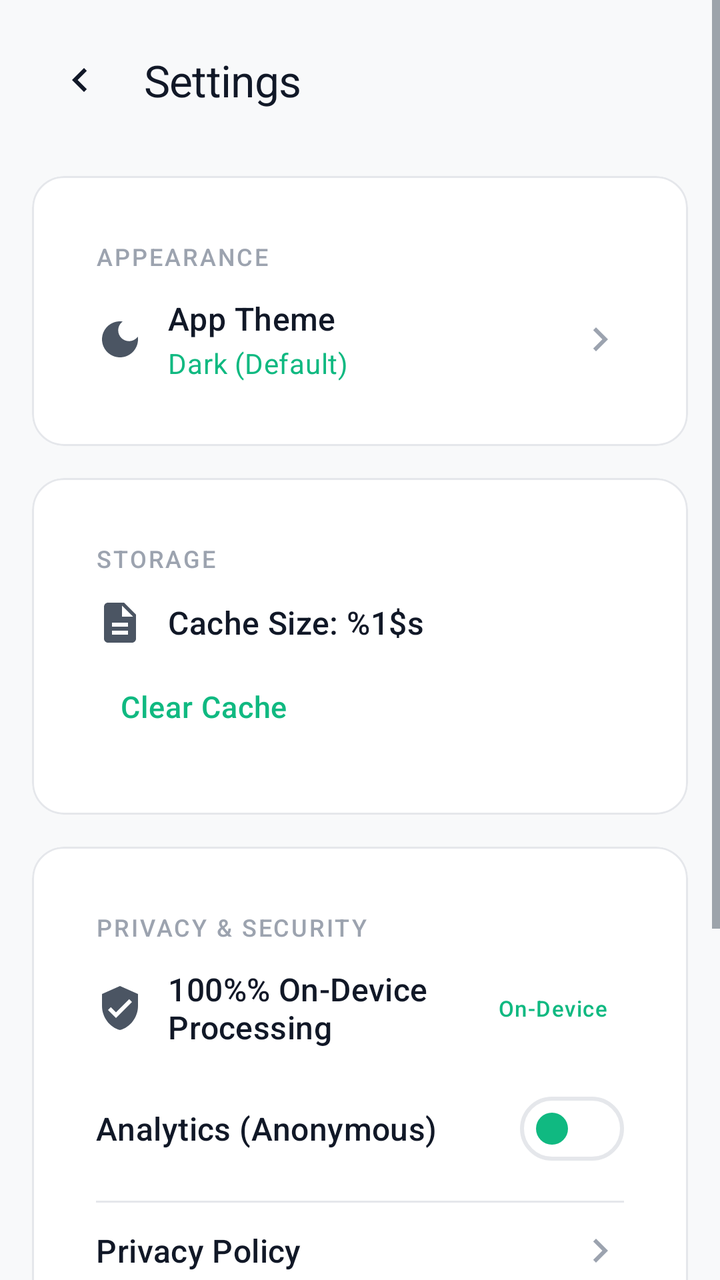
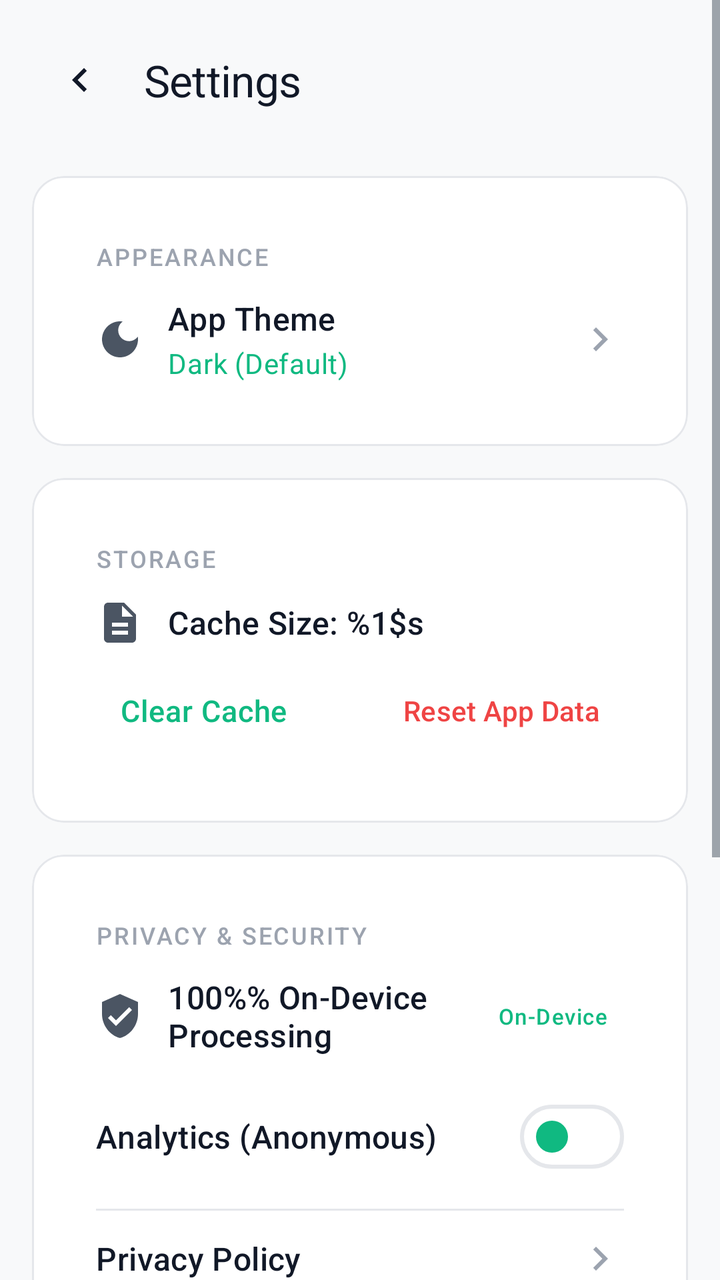

Screens rendered from an Android XML layout before and after an edit, with the pre-edit source and the edit as a unified diff.
<!-- AndroidManifest.xml: application theme Theme.AnScanner -->
<!-- res/layout/fragment_settings.xml -->
<?xml version="1.0" encoding="utf-8"?>
<ScrollView xmlns:android="http://schemas.android.com/apk/res/android"
    xmlns:app="http://schemas.android.com/apk/res-auto"
    android:layout_width="match_parent"
    android:layout_height="match_parent"
    android:fillViewport="true"
    android:background="@color/background_primary">

    <LinearLayout
        android:layout_width="match_parent"
        android:layout_height="wrap_content"
        android:orientation="vertical"
        android:padding="@dimen/spacing_lg">

        
        <LinearLayout
            android:layout_width="match_parent"
            android:layout_height="wrap_content"
            android:orientation="horizontal"
            android:gravity="center_vertical">

            <ImageButton
                android:id="@+id/btnBack"
                android:layout_width="48dp"
                android:layout_height="48dp"
                android:background="?attr/selectableItemBackgroundBorderless"
                android:contentDescription="@string/cd_back_button"
                android:src="@drawable/ic_chevron_right"
                android:rotation="180"
                app:tint="@color/text_primary" />

            <TextView
                android:layout_width="wrap_content"
                android:layout_height="wrap_content"
                android:layout_marginStart="@dimen/spacing_sm"
                android:text="@string/settings_title"
                android:textAppearance="@style/TextAppearance.AnScanner.Headline" />
        </LinearLayout>

        <Space
            android:layout_width="match_parent"
            android:layout_height="24dp" />

        
        <com.google.android.material.card.MaterialCardView
            android:id="@+id/cardAppearance"
            style="@style/Widget.AnScanner.CardView.Settings"
            android:layout_width="match_parent"
            android:layout_height="wrap_content">

            <LinearLayout
                android:layout_width="match_parent"
                android:layout_height="wrap_content"
                android:orientation="vertical"
                android:padding="@dimen/card_padding">

                <TextView
                    android:layout_width="wrap_content"
                    android:layout_height="wrap_content"
                    android:text="@string/settings_appearance_title"
                    android:textAppearance="@style/TextAppearance.AnScanner.SectionHeader" />

                <LinearLayout
                    android:id="@+id/rowTheme"
                    android:layout_width="match_parent"
                    android:layout_height="wrap_content"
                    android:layout_marginTop="@dimen/spacing_md"
                    android:orientation="horizontal"
                    android:gravity="center_vertical"
                    android:background="?attr/selectableItemBackground"
                    android:clickable="true"
                    android:focusable="true">

                    <ImageView
                        android:layout_width="@dimen/icon_md"
                        android:layout_height="@dimen/icon_md"
                        android:src="@drawable/ic_dark_mode"
                        android:contentDescription="@null"
                        app:tint="@color/text_secondary" />

                    <LinearLayout
                        android:layout_width="0dp"
                        android:layout_height="wrap_content"
                        android:layout_weight="1"
                        android:layout_marginStart="@dimen/spacing_md"
                        android:orientation="vertical">

                        <TextView
                            android:layout_width="wrap_content"
                            android:layout_height="wrap_content"
                            android:text="@string/settings_theme"
                            android:textAppearance="@style/TextAppearance.AnScanner.Title" />

                        <TextView
                            android:id="@+id/tvCurrentTheme"
                            android:layout_width="wrap_content"
                            android:layout_height="wrap_content"
                            android:layout_marginTop="2dp"
                            android:text="@string/theme_dark_default"
                            android:textAppearance="@style/TextAppearance.AnScanner.Subtitle"
                            android:textColor="@color/accent_mint" />
                    </LinearLayout>

                    <ImageView
                        android:layout_width="@dimen/icon_md"
                        android:layout_height="@dimen/icon_md"
                        android:src="@drawable/ic_chevron_right"
                        android:contentDescription="@null"
                        app:tint="@color/text_muted" />
                </LinearLayout>

            </LinearLayout>
        </com.google.android.material.card.MaterialCardView>

        <Space
            android:layout_width="match_parent"
            android:layout_height="16dp" />

        
        <com.google.android.material.card.MaterialCardView
            android:id="@+id/cardStorage"
            style="@style/Widget.AnScanner.CardView.Settings"
            android:layout_width="match_parent"
            android:layout_height="wrap_content">

            <LinearLayout
                android:layout_width="match_parent"
                android:layout_height="wrap_content"
                android:orientation="vertical"
                android:padding="@dimen/card_padding">

                <TextView
                    android:layout_width="wrap_content"
                    android:layout_height="wrap_content"
                    android:text="@string/settings_storage_title"
                    android:textAppearance="@style/TextAppearance.AnScanner.SectionHeader" />

                <LinearLayout
                    android:layout_width="match_parent"
                    android:layout_height="wrap_content"
                    android:layout_marginTop="@dimen/spacing_md"
                    android:orientation="horizontal"
                    android:gravity="center_vertical">

                    <ImageView
                        android:layout_width="@dimen/icon_md"
                        android:layout_height="@dimen/icon_md"
                        android:src="@drawable/ic_library"
                        android:contentDescription="@null"
                        app:tint="@color/text_secondary" />

                    <TextView
                        android:id="@+id/tvCacheSize"
                        android:layout_width="0dp"
                        android:layout_height="wrap_content"
                        android:layout_weight="1"
                        android:layout_marginStart="@dimen/spacing_md"
                        android:text="@string/settings_cache_size"
                        android:textAppearance="@style/TextAppearance.AnScanner.Title" />
                </LinearLayout>

                <Button
                    android:id="@+id/btnClearCache"
                    style="@style/Widget.AnScanner.Button.Text"
                    android:layout_width="wrap_content"
                    android:layout_height="wrap_content"
                    android:layout_marginTop="@dimen/spacing_sm"
                    android:text="@string/settings_clear_cache"
                    android:textColor="@color/accent_mint" />
            </LinearLayout>
        </com.google.android.material.card.MaterialCardView>

        <Space
            android:layout_width="match_parent"
            android:layout_height="16dp" />

        
        <com.google.android.material.card.MaterialCardView
            android:id="@+id/cardPrivacy"
            style="@style/Widget.AnScanner.CardView.Settings"
            android:layout_width="match_parent"
            android:layout_height="wrap_content">

            <LinearLayout
                android:layout_width="match_parent"
                android:layout_height="wrap_content"
                android:orientation="vertical"
                android:padding="@dimen/card_padding">

                <TextView
                    android:layout_width="wrap_content"
                    android:layout_height="wrap_content"
                    android:text="@string/settings_privacy_title"
                    android:textAppearance="@style/TextAppearance.AnScanner.SectionHeader" />

                <LinearLayout
                    android:layout_width="match_parent"
                    android:layout_height="wrap_content"
                    android:layout_marginTop="@dimen/spacing_md"
                    android:orientation="horizontal"
                    android:gravity="center_vertical">

                    <ImageView
                        android:layout_width="@dimen/icon_md"
                        android:layout_height="@dimen/icon_md"
                        android:src="@drawable/ic_privacy"
                        android:contentDescription="@null"
                        app:tint="@color/text_secondary" />

                    <TextView
                        android:layout_width="0dp"
                        android:layout_height="wrap_content"
                        android:layout_weight="1"
                        android:layout_marginStart="@dimen/spacing_md"
                        android:text="@string/settings_on_device"
                        android:textAppearance="@style/TextAppearance.AnScanner.Title" />

                    <TextView
                        android:layout_width="wrap_content"
                        android:layout_height="wrap_content"
                        android:text="@string/settings_on_device_badge"
                        android:background="@drawable/bg_format_tag"
                        android:paddingHorizontal="8dp"
                        android:paddingVertical="4dp"
                        android:textColor="@color/accent_mint"
                        android:textAppearance="@style/TextAppearance.AnScanner.Label" />
                </LinearLayout>

                <LinearLayout
                    android:layout_width="match_parent"
                    android:layout_height="wrap_content"
                    android:layout_marginTop="@dimen/spacing_lg"
                    android:orientation="horizontal"
                    android:gravity="center_vertical">

                    <TextView
                        android:layout_width="0dp"
                        android:layout_height="wrap_content"
                        android:layout_weight="1"
                        android:text="@string/settings_analytics_toggle"
                        android:textAppearance="@style/TextAppearance.AnScanner.Title" />

                    <com.google.android.material.materialswitch.MaterialSwitch
                        android:id="@+id/switchAnalytics"
                        style="@style/Widget.AnScanner.Switch"
                        android:layout_width="wrap_content"
                        android:layout_height="wrap_content" />
                </LinearLayout>

                <View
                    android:layout_width="match_parent"
                    android:layout_height="1dp"
                    android:layout_marginVertical="@dimen/spacing_md"
                    android:background="@color/divider" />

                <LinearLayout
                    android:id="@+id/rowPrivacyPolicy"
                    android:layout_width="match_parent"
                    android:layout_height="wrap_content"
                    android:orientation="horizontal"
                    android:gravity="center_vertical"
                    android:background="?attr/selectableItemBackground"
                    android:clickable="true"
                    android:focusable="true">

                    <TextView
                        android:layout_width="0dp"
                        android:layout_height="wrap_content"
                        android:layout_weight="1"
                        android:text="@string/settings_privacy_policy"
                        android:textAppearance="@style/TextAppearance.AnScanner.Title" />

                    <ImageView
                        android:layout_width="@dimen/icon_md"
                        android:layout_height="@dimen/icon_md"
                        android:src="@drawable/ic_chevron_right"
                        android:contentDescription="@null"
                        app:tint="@color/text_muted" />
                </LinearLayout>

                <View
                    android:layout_width="match_parent"
                    android:layout_height="1dp"
                    android:layout_marginVertical="@dimen/spacing_md"
                    android:background="@color/divider" />

                <LinearLayout
                    android:id="@+id/rowTerms"
                    android:layout_width="match_parent"
                    android:layout_height="wrap_content"
                    android:orientation="horizontal"
                    android:gravity="center_vertical"
                    android:background="?attr/selectableItemBackground"
                    android:clickable="true"
                    android:focusable="true">

                    <TextView
                        android:layout_width="0dp"
                        android:layout_height="wrap_content"
                        android:layout_weight="1"
                        android:text="@string/settings_terms"
                        android:textAppearance="@style/TextAppearance.AnScanner.Title" />

                    <ImageView
                        android:layout_width="@dimen/icon_md"
                        android:layout_height="@dimen/icon_md"
                        android:src="@drawable/ic_chevron_right"
                        android:contentDescription="@null"
                        app:tint="@color/text_muted" />
                </LinearLayout>

                <View
                    android:layout_width="match_parent"
                    android:layout_height="1dp"
                    android:layout_marginVertical="@dimen/spacing_md"
                    android:background="@color/divider" />

                <LinearLayout
                    android:id="@+id/rowFeedback"
                    android:layout_width="match_parent"
                    android:layout_height="wrap_content"
                    android:orientation="horizontal"
                    android:gravity="center_vertical"
                    android:background="?attr/selectableItemBackground"
                    android:clickable="true"
                    android:focusable="true">

                    <TextView
                        android:layout_width="0dp"
                        android:layout_height="wrap_content"
                        android:layout_weight="1"
                        android:text="@string/settings_send_feedback"
                        android:textAppearance="@style/TextAppearance.AnScanner.Title" />

                    <ImageView
                        android:layout_width="@dimen/icon_md"
                        android:layout_height="@dimen/icon_md"
                        android:src="@drawable/ic_chevron_right"
                        android:contentDescription="@null"
                        app:tint="@color/text_muted" />
                </LinearLayout>
            </LinearLayout>
        </com.google.android.material.card.MaterialCardView>

        <Space
            android:layout_width="match_parent"
            android:layout_height="16dp" />

        
        <com.google.android.material.card.MaterialCardView
            android:id="@+id/cardAbout"
            style="@style/Widget.AnScanner.CardView.Settings"
            android:layout_width="match_parent"
            android:layout_height="wrap_content">

            <LinearLayout
                android:layout_width="match_parent"
                android:layout_height="wrap_content"
                android:orientation="vertical"
                android:padding="@dimen/card_padding"
                android:gravity="center">

                <TextView
                    android:layout_width="wrap_content"
                    android:layout_height="wrap_content"
                    android:text="@string/app_version_full"
                    android:textAppearance="@style/TextAppearance.AnScanner.Subtitle"
                    android:textColor="@color/text_secondary" />
            </LinearLayout>
        </com.google.android.material.card.MaterialCardView>

    </LinearLayout>
</ScrollView>
<!-- resources referenced by this layout -->
<resources>
  <color name="accent_mint">#FF10B981</color>
  <color name="background_primary">#FFF8F9FA</color>
  <color name="divider">#FFE5E7EB</color>
  <color name="text_muted">#FF9CA3AF</color>
  <color name="text_primary">#FF111827</color>
  <color name="text_secondary">#FF4B5563</color>
  <dimen name="card_padding">16dp</dimen>
  <dimen name="icon_md">24dp</dimen>
  <dimen name="spacing_lg">16dp</dimen>
  <dimen name="spacing_md">12dp</dimen>
  <dimen name="spacing_sm">8dp</dimen>
  <string name="app_version_full">Version 1.0.0 · Ad-Free Scanner</string>
  <string name="cd_back_button">Go back</string>
  <string name="settings_analytics_toggle">Analytics (Anonymous)</string>
  <string name="settings_appearance_title">Appearance</string>
  <string name="settings_cache_size">Cache Size: %1$s</string>
  <string name="settings_clear_cache">Clear Cache</string>
  <string name="settings_on_device">100%% On-Device Processing</string>
  <string name="settings_on_device_badge">On-Device</string>
  <string name="settings_privacy_policy">Privacy Policy</string>
  <string name="settings_privacy_title">Privacy \u0026 Security</string>
  <string name="settings_send_feedback">Send Feedback</string>
  <string name="settings_storage_title">Storage</string>
  <string name="settings_terms">Terms &amp; Conditions</string>
  <string name="settings_theme">App Theme</string>
  <string name="settings_title">Settings</string>
  <string name="theme_dark_default">Dark (Default)</string>
  <color name="surface_elevated">#FFFFFFFF</color>
  <dimen name="radius_sm">8dp</dimen>
  <color name="accent_mint_ripple">#3310B981</color>
  <dimen name="button_height_secondary">44dp</dimen>
  <color name="surface_card">#FFFFFFFF</color>
  <dimen name="radius_lg">16dp</dimen>
  <color name="md_theme_primary">#FF10B981</color>
  <color name="md_theme_onPrimary">#FFFFFFFF</color>
  <color name="md_theme_primaryContainer">#FFE6F4EA</color>
  <color name="md_theme_onPrimaryContainer">#FF065F46</color>
  <color name="md_theme_secondary">#FF059669</color>
  <color name="md_theme_onSecondary">#FFFFFFFF</color>
  <color name="md_theme_error">#FFEF4444</color>
  <color name="md_theme_onError">#FFFFFFFF</color>
  <color name="md_theme_background">#FFF8F9FA</color>
  <color name="md_theme_onBackground">#FF111827</color>
  <color name="md_theme_surface">#FFFFFFFF</color>
  <color name="md_theme_onSurface">#FF111827</color>
  <color name="md_theme_surfaceVariant">#FFF1F3F5</color>
  <color name="md_theme_onSurfaceVariant">#FF4B5563</color>
  <color name="md_theme_outline">#FFE5E7EB</color>
  <color name="status_bar">#FFF8F9FA</color>
  <color name="navigation_bar">#FFFFFFFF</color>
  <color name="text_hint">#FF9CA3AF</color>
  <style name="ShapeAppearance.AnScanner.SmallComponent" parent="ShapeAppearance.Material3.SmallComponent">
          <item name="cornerFamily">rounded</item>
          <item name="cornerSize">@dimen/radius_sm</item>
      </style>
  <style name="ShapeAppearance.AnScanner.MediumComponent" parent="ShapeAppearance.Material3.MediumComponent">
          <item name="cornerFamily">rounded</item>
          <item name="cornerSize">@dimen/radius_lg</item>
      </style>
  <style name="ShapeAppearance.AnScanner.LargeComponent" parent="ShapeAppearance.Material3.LargeComponent">
          <item name="cornerFamily">rounded</item>
          <item name="cornerSize">@dimen/radius_xl</item>
      </style>
  <dimen name="elevation_card">2dp</dimen>
  <dimen name="button_height_primary">52dp</dimen>
  <color name="text_on_accent">#FFFFFFFF</color>
  <dimen name="button_corner_radius">12dp</dimen>
  <dimen name="text_input_corner_radius">12dp</dimen>
  <dimen name="radius_xl">24dp</dimen>
  <dimen name="radius_bottom_sheet">28dp</dimen>
  <!-- unchanged entries left out for length: 24 -->
</resources>

<!-- the commit's change to res/layout/fragment_settings.xml (unified diff, before → after) -->
@@ -75,7 +75,7 @@
                         android:layout_width="@dimen/icon_md"
                         android:layout_height="@dimen/icon_md"
                         android:src="@drawable/ic_dark_mode"
-                        android:contentDescription="@null"
+                        android:importantForAccessibility="no"
                         app:tint="@color/text_secondary" />
 
                     <LinearLayout
@@ -105,7 +105,7 @@
                         android:layout_width="@dimen/icon_md"
                         android:layout_height="@dimen/icon_md"
                         android:src="@drawable/ic_chevron_right"
-                        android:contentDescription="@null"
+                        android:importantForAccessibility="no"
                         app:tint="@color/text_muted" />
                 </LinearLayout>
 
@@ -146,7 +146,7 @@
                         android:layout_width="@dimen/icon_md"
                         android:layout_height="@dimen/icon_md"
                         android:src="@drawable/ic_library"
-                        android:contentDescription="@null"
+                        android:importantForAccessibility="no"
                         app:tint="@color/text_secondary" />
 
                     <TextView
@@ -159,14 +159,36 @@
                         android:textAppearance="@style/TextAppearance.AnScanner.Title" />
                 </LinearLayout>
 
-                <Button
-                    android:id="@+id/btnClearCache"
-                    style="@style/Widget.AnScanner.Button.Text"
-                    android:layout_width="wrap_content"
-                    android:layout_height="wrap_content"
-                    android:layout_marginTop="@dimen/spacing_sm"
-                    android:text="@string/settings_clear_cache"
-                    android:textColor="@color/accent_mint" />
+                <LinearLayout
+                    android:layout_width="match_parent"
+                    android:layout_height="wrap_content"
+                    android:orientation="horizontal"
+                    android:gravity="center_vertical"
+                    android:layout_marginTop="@dimen/spacing_sm">
+
+                    <Button
+                        android:id="@+id/btnClearCache"
+                        style="@style/Widget.AnScanner.Button.Text"
+                        android:layout_width="wrap_content"
+                        android:layout_height="wrap_content"
+                        android:minHeight="48dp"
+                        android:text="@string/settings_clear_cache"
+                        android:textColor="@color/accent_mint" />
+
+                    <Space
+                        android:layout_width="0dp"
+                        android:layout_height="1dp"
+                        android:layout_weight="1" />
+
+                    <com.google.android.material.button.MaterialButton
+                        android:id="@+id/btnResetAppData"
+                        style="@style/Widget.Material3.Button.TextButton"
+                        android:layout_width="wrap_content"
+                        android:layout_height="wrap_content"
+                        android:minHeight="48dp"
+                        android:text="@string/settings_reset_data"
+                        android:textColor="@color/error_red" />
+                </LinearLayout>
             </LinearLayout>
         </com.google.android.material.card.MaterialCardView>
 
@@ -204,7 +226,7 @@
                         android:layout_width="@dimen/icon_md"
                         android:layout_height="@dimen/icon_md"
                         android:src="@drawable/ic_privacy"
-                        android:contentDescription="@null"
+                        android:importantForAccessibility="no"
                         app:tint="@color/text_secondary" />
 
                     <TextView
@@ -274,7 +296,7 @@
                         android:layout_width="@dimen/icon_md"
                         android:layout_height="@dimen/icon_md"
                         android:src="@drawable/ic_chevron_right"
-                        android:contentDescription="@null"
+                        android:importantForAccessibility="no"
                         app:tint="@color/text_muted" />
                 </LinearLayout>
 
@@ -305,7 +327,7 @@
                         android:layout_width="@dimen/icon_md"
                         android:layout_height="@dimen/icon_md"
                         android:src="@drawable/ic_chevron_right"
-                        android:contentDescription="@null"
+                        android:importantForAccessibility="no"
                         app:tint="@color/text_muted" />
                 </LinearLayout>
 
@@ -316,7 +338,7 @@
                     android:background="@color/divider" />
 
                 <LinearLayout
-                    android:id="@+id/rowFeedback"
+                    android:id="@+id/rowLicenses"
                     android:layout_width="match_parent"
                     android:layout_height="wrap_content"
                     android:orientation="horizontal"
@@ -329,6 +351,37 @@
                         android:layout_width="0dp"
                         android:layout_height="wrap_content"
                         android:layout_weight="1"
+                        android:text="@string/settings_open_source_licenses"
+                        android:textAppearance="@style/TextAppearance.AnScanner.Title" />
+
+                    <ImageView
+                        android:layout_width="@dimen/icon_md"
+                        android:layout_height="@dimen/icon_md"
+                        android:src="@drawable/ic_chevron_right"
+                        android:importantForAccessibility="no"
+                        app:tint="@color/text_muted" />
+                </LinearLayout>
+
+                <View
+                    android:layout_width="match_parent"
+                    android:layout_height="1dp"
+                    android:layout_marginVertical="@dimen/spacing_md"
+                    android:background="@color/divider" />
+
+                <LinearLayout
+                    android:id="@+id/rowFeedback"
+                    android:layout_width="match_parent"
+                    android:layout_height="wrap_content"
+                    android:orientation="horizontal"
+                    android:gravity="center_vertical"
+                    android:background="?attr/selectableItemBackground"
+                    android:clickable="true"
+                    android:focusable="true">
+
+                    <TextView
+                        android:layout_width="0dp"
+                        android:layout_height="wrap_content"
+                        android:layout_weight="1"
                         android:text="@string/settings_send_feedback"
                         android:textAppearance="@style/TextAppearance.AnScanner.Title" />
 
@@ -336,7 +389,7 @@
                         android:layout_width="@dimen/icon_md"
                         android:layout_height="@dimen/icon_md"
                         android:src="@drawable/ic_chevron_right"
-                        android:contentDescription="@null"
+                        android:importantForAccessibility="no"
                         app:tint="@color/text_muted" />
                 </LinearLayout>
             </LinearLayout>
@@ -363,7 +416,14 @@
                 <TextView
                     android:layout_width="wrap_content"
                     android:layout_height="wrap_content"
-                    android:text="@string/app_version_full"
+                    android:text="@string/settings_about_legal"
+                    android:textAppearance="@style/TextAppearance.AnScanner.SectionHeader"
+                    android:layout_marginBottom="4dp" />
+
+                <TextView
+                    android:id="@+id/tvAppVersion"
+                    android:layout_width="wrap_content"
+                    android:layout_height="wrap_content"
                     android:textAppearance="@style/TextAppearance.AnScanner.Subtitle"
                     android:textColor="@color/text_secondary" />
             </LinearLayout>
<!-- resource entries referenced after the edit -->
@@ -3,6 +3,7 @@
   <color name="accent_mint">#FF10B981</color>
   <color name="background_primary">#FFF8F9FA</color>
   <color name="divider">#FFE5E7EB</color>
+  <color name="error_red">#FFEF4444</color>
   <color name="text_muted">#FF9CA3AF</color>
   <color name="text_primary">#FF111827</color>
   <color name="text_secondary">#FF4B5563</color>
@@ -11,16 +12,18 @@
   <dimen name="spacing_lg">16dp</dimen>
   <dimen name="spacing_md">12dp</dimen>
   <dimen name="spacing_sm">8dp</dimen>
-  <string name="app_version_full">Version 1.0.0 · Ad-Free Scanner</string>
   <string name="cd_back_button">Go back</string>
+  <string name="settings_about_legal">About &amp; Legal</string>
   <string name="settings_analytics_toggle">Analytics (Anonymous)</string>
   <string name="settings_appearance_title">Appearance</string>
   <string name="settings_cache_size">Cache Size: %1$s</string>
   <string name="settings_clear_cache">Clear Cache</string>
   <string name="settings_on_device">100%% On-Device Processing</string>
   <string name="settings_on_device_badge">On-Device</string>
+  <string name="settings_open_source_licenses">Open Source Licenses</string>
   <string name="settings_privacy_policy">Privacy Policy</string>
   <string name="settings_privacy_title">Privacy \u0026 Security</string>
+  <string name="settings_reset_data">Reset App Data</string>
   <string name="settings_send_feedback">Send Feedback</string>
   <string name="settings_storage_title">Storage</string>
   <string name="settings_terms">Terms &amp; Conditions</string>
